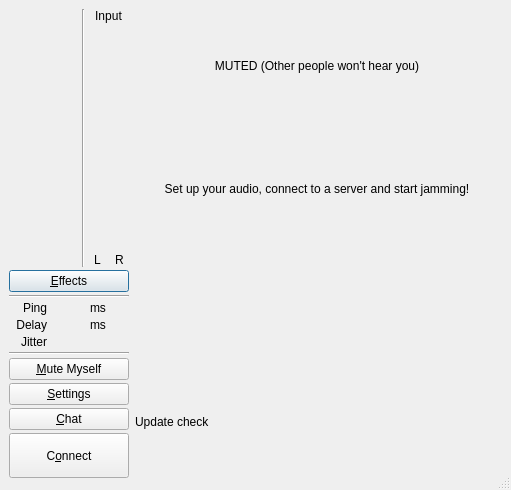
The window that src/clientdlgbase.ui (ignotus666/jamulus) describes before a commit, drawn with Qt 5.
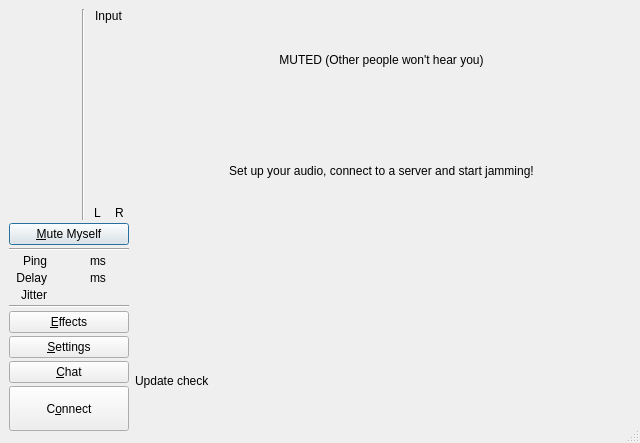
The same window after the commit. Icons and pictures are not drawn. Custom widgets are drawn as their Qt base class.

Patch:
```diff
--- a/src/clientdlgbase.ui
+++ b/src/clientdlgbase.ui
@@ -6,8 +6,8 @@
    <rect>
     <x>0</x>
     <y>0</y>
-    <width>511</width>
-    <height>490</height>
+    <width>640</width>
+    <height>443</height>
    </rect>
   </property>
   <property name="acceptDrops">
@@ -231,9 +231,12 @@
              </layout>
             </item>
             <item>
-             <widget class="QPushButton" name="butEffects">
+             <widget class="QPushButton" name="chbLocalMute">
               <property name="text">
-               <string>&amp;Effects</string>
+               <string>&amp;Mute Myself</string>
+              </property>
+              <property name="checkable">
+               <bool>true</bool>
               </property>
              </widget>
             </item>
@@ -415,12 +418,9 @@
              </widget>
             </item>
             <item>
-             <widget class="QPushButton" name="chbLocalMute">
-              <property name="checkable">
-               <bool>true</bool>
-              </property>
+             <widget class="QPushButton" name="butEffects">
               <property name="text">
-               <string>&amp;Mute Myself</string>
+               <string>&amp;Effects</string>
               </property>
              </widget>
             </item>
```
Left out of the diff: 14 changed lines with no effect on the pictures.
